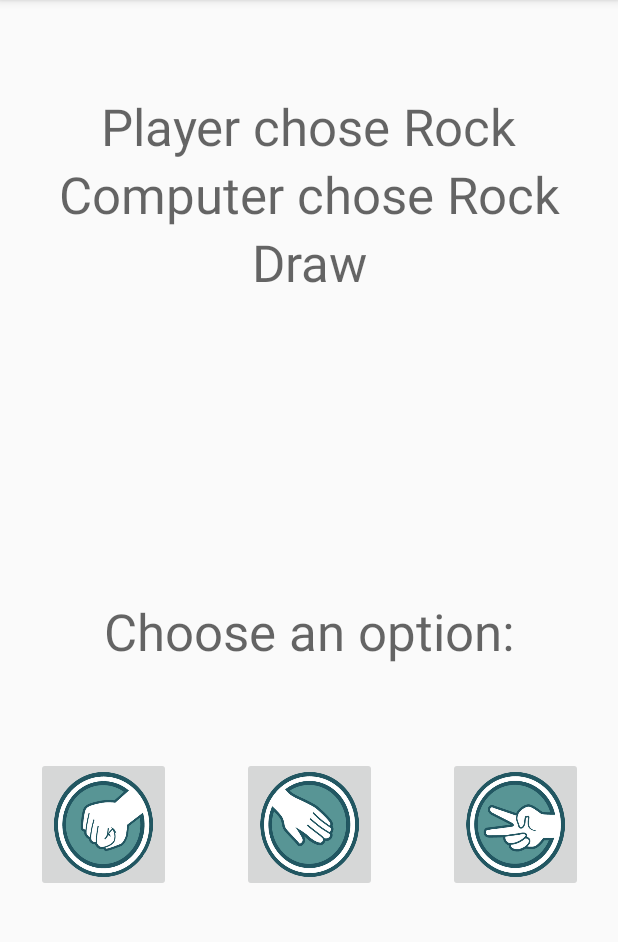
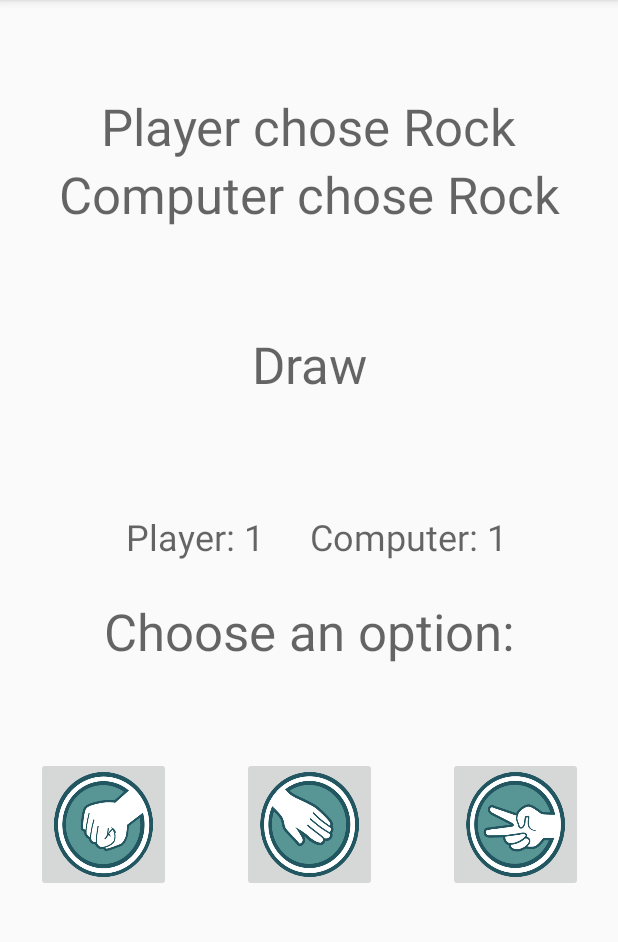
Before and after one commit to docljn/codeclan_wk8_android_rps, an Android app: the screen it shows after launch (GameActivity), after a tap on "rock", on a phone screen of 412 x 824 dp, the part 84-1026 px from its top. Run offline under Robolectric (Android 15) with nearby library versions, the phone set to English and light mode, and no system bars.

Commit message:
Game activity displays scores.

```diff
--- a/app/src/main/java/example/docljn/com/rockpaperscissors/GameActivity.java
+++ b/app/src/main/java/example/docljn/com/rockpaperscissors/GameActivity.java
@@ -43,6 +43,13 @@ public class GameActivity extends AppCompatActivity {
 
         TextView resultText = findViewById(R.id.result_text);
         resultText.setText(result);
+
+        TextView playerScore = findViewById(R.id.player_score);
+        playerScore.setText("Player: " + game.getPlayerScore());
+
+        TextView computerScore = findViewById(R.id.computer_score);
+        computerScore.setText("Computer: " + game.getComputerScore());
+
     }
 
 
--- a/app/src/main/res/layout/activity_game.xml
+++ b/app/src/main/res/layout/activity_game.xml
@@ -98,8 +98,38 @@
         android:id="@+id/result_text"
         android:layout_width="wrap_content"
         android:layout_height="wrap_content"
+        android:layout_marginBottom="8dp"
         android:textAppearance="@style/TextAppearance.AppCompat.Display1"
+        app:layout_constraintBottom_toTopOf="@+id/computer_score"
         app:layout_constraintEnd_toEndOf="@+id/computer_choice_text"
         app:layout_constraintStart_toStartOf="@+id/computer_choice_text"
         app:layout_constraintTop_toBottomOf="@+id/computer_choice_text" />
+
+    <TextView
+        android:id="@+id/computer_score"
+        android:layout_width="wrap_content"
+        android:layout_height="wrap_content"
+        android:layout_marginBottom="24dp"
+        android:layout_marginEnd="8dp"
+        android:layout_marginStart="8dp"
+        android:textAppearance="@style/TextAppearance.AppCompat.Display1"
+        android:textSize="24sp"
+        app:layout_constraintBottom_toTopOf="@+id/text_view_rps"
+        app:layout_constraintEnd_toEndOf="parent"
+        app:layout_constraintHorizontal_bias="0.75"
+        app:layout_constraintStart_toStartOf="parent" />
+
+    <TextView
+        android:id="@+id/player_score"
+        android:layout_width="wrap_content"
+        android:layout_height="wrap_content"
+        android:layout_marginBottom="24dp"
+        android:layout_marginEnd="8dp"
+        android:layout_marginStart="8dp"
+        android:textAppearance="@style/TextAppearance.AppCompat.Display1"
+        android:textSize="24sp"
+        app:layout_constraintBottom_toTopOf="@+id/text_view_rps"
+        app:layout_constraintEnd_toEndOf="parent"
+        app:layout_constraintHorizontal_bias="0.25"
+        app:layout_constraintStart_toStartOf="parent" />
 </android.support.constraint.ConstraintLayout>
```
